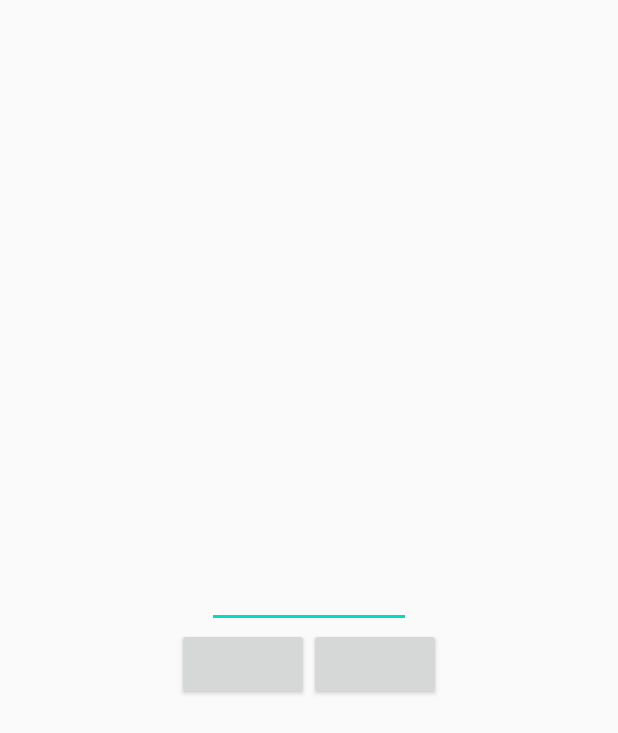
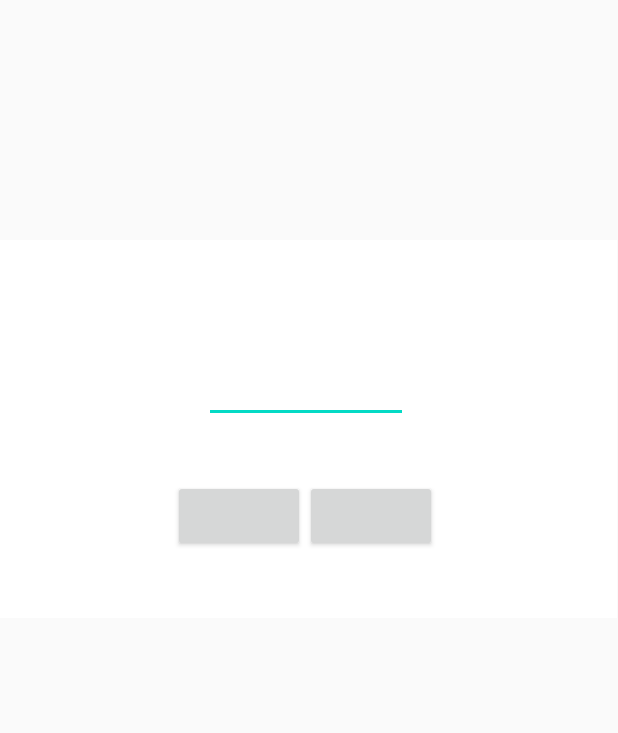
Before and after one commit to GunjiKatsunori/Tangochou, an Android app: the layout input_fragment.xml on its own in the app's theme, with its tools: preview values and no code run, on a phone screen of 412 x 824 dp. Shown: the top 733 px of the screen. Run offline under Robolectric (Android 15) with nearby library versions, the phone set to English and light mode, and no system bars.

Commit message:
画面表示の修正

```diff
--- a/app/src/main/res/layout/input_fragment.xml
+++ b/app/src/main/res/layout/input_fragment.xml
@@ -1,45 +1,74 @@
 <?xml version="1.0" encoding="utf-8"?>
-<LinearLayout
-    xmlns:android="http://schemas.android.com/apk/res/android"
-    xmlns:tools="http://schemas.android.com/tools"
+<androidx.constraintlayout.widget.ConstraintLayout xmlns:android="http://schemas.android.com/apk/res/android"
+    xmlns:app="http://schemas.android.com/apk/res-auto"
+    android:id="@+id/input_fragment"
     android:layout_width="match_parent"
-    android:layout_height="match_parent"
-    android:orientation="vertical"
-    android:gravity="center">
+    android:layout_height="match_parent">
+
+    <FrameLayout
+        android:layout_width="411dp"
+        android:layout_height="252dp"
+        android:layout_marginTop="160dp"
+        android:background="#ffffff"
+        app:layout_constraintTop_toTopOf="parent">
 
         <TextView
             android:id="@+id/input_text_view"
             android:layout_width="214dp"
             android:layout_height="20dp"
+            android:layout_marginStart="96dp"
+            android:layout_marginLeft="96dp"
+            android:layout_marginTop="20dp"
+            android:gravity="center_horizontal"
             android:text=""
-        tools:layout_editor_absoluteX="16dp"
-        tools:layout_editor_absoluteY="16dp"
-        android:gravity="center_horizontal"/>
+            app:layout_constraintBottom_toTopOf="@+id/input_box"
+            app:layout_constraintStart_toStartOf="parent"
+            app:layout_constraintTop_toTopOf="parent"
+            app:layout_constraintVertical_bias="0.0" />
 
         <EditText
             android:id="@+id/input_box"
             android:layout_width="136dp"
             android:layout_height="42dp"
-        tools:layout_editor_absoluteX="51dp"
-        tools:layout_editor_absoluteY="57dp">
+            android:layout_marginStart="136dp"
+            android:layout_marginLeft="136dp"
+            android:layout_marginTop="80dp"
+            app:layout_constraintStart_toStartOf="parent"
+            app:layout_constraintTop_toBottomOf="@+id/input_text_view">
 
         </EditText>
+
         <LinearLayout
-        android:layout_width="match_parent"
-        android:layout_height="wrap_content"
+            android:id="@+id/linearLayout2"
+            android:layout_width="215dp"
+            android:layout_height="57dp"
+            android:layout_marginStart="96dp"
+            android:layout_marginLeft="96dp"
+            android:layout_marginTop="160dp"
+            android:gravity="center_horizontal"
             android:orientation="horizontal"
-        android:gravity="center_horizontal">
+            app:layout_constraintStart_toStartOf="parent"
+            app:layout_constraintTop_toBottomOf="@+id/input_box">
+
             <Button
                 android:id="@+id/cancel_button"
                 android:layout_width="wrap_content"
                 android:layout_height="wrap_content"
-            android:text=""/>
+                android:text="" />
 
             <Button
                 android:id="@+id/input_button"
                 android:layout_width="wrap_content"
                 android:layout_height="wrap_content"
-            android:text=""/>
+                android:text="" />
         </LinearLayout>
 
-</LinearLayout>
+    </FrameLayout>
+
+    <androidx.constraintlayout.widget.Barrier
+        android:id="@+id/barrier"
+        android:layout_width="wrap_content"
+        android:layout_height="wrap_content"
+        app:barrierDirection="left" />
+
+</androidx.constraintlayout.widget.ConstraintLayout>
```
Also changed, not shown: app/src/main/java/com/example/tangochou/FolderListActivity.java (+7 -1 lines), app/src/main/res/layout/card_input_fragment.xml (+39 -17 lines), app/src/main/res/layout/delete_fragment.xml (+28 -11 lines). Lines whose indentation alone changed are shown as unchanged.
